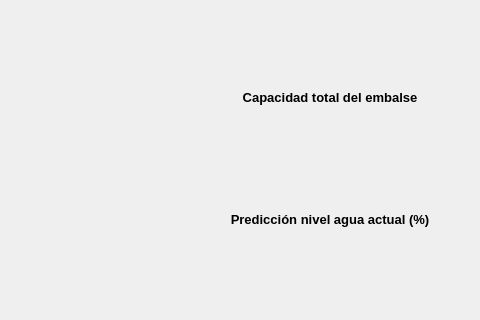
Liixxn/Fase-II, file faseII_BlackHats/home.ui: the form before one commit; both pictures show x 617 to 1097 and y 434 to 754 of the 1097 by 754 pixel window.
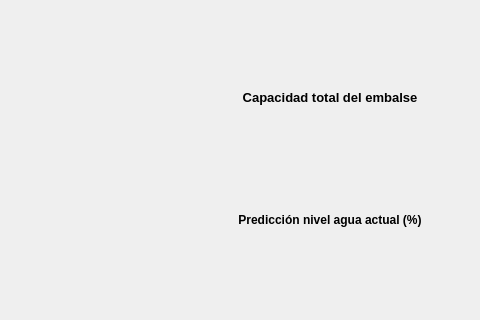
The form after the commit. The open tabs and pages were chosen to show the change. Icons and pictures are not drawn.

```diff
--- a/faseII_BlackHats/home.ui
+++ b/faseII_BlackHats/home.ui
@@ -1818,7 +1818,7 @@
                       <widget class="QLabel" name="label_10">
                        <property name="font">
                         <font>
-                         <pointsize>10</pointsize>
+                         <pointsize>9</pointsize>
                          <weight>75</weight>
                          <bold>true</bold>
                         </font>
```
Left out of the diff: 12 changed lines with no effect on the pictures.
